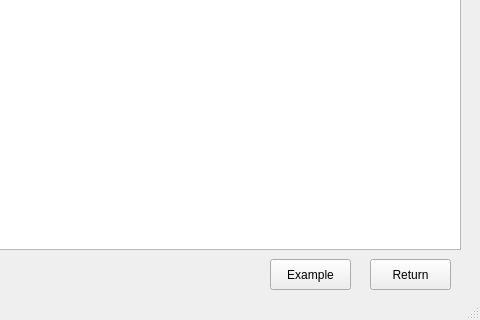
First picture: the form in pcwindow.ui, repository VishruthaGopa/Neureset, before the edit; both pictures show x 320 to 800 and y 280 to 600 of the 800 by 600 pixel window.
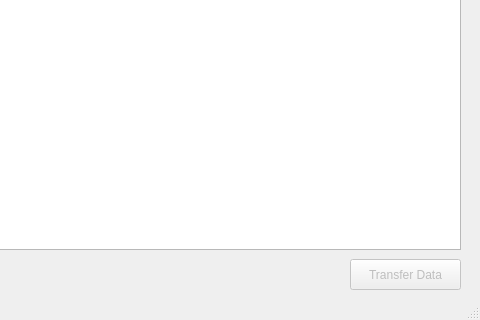
Second picture: the form after the edit.

Commit message: added transfer functionality

What changed in the file:
```diff
--- a/pcwindow.ui
+++ b/pcwindow.ui
@@ -27,19 +27,6 @@
      <string>NeureSet Connected</string>
     </property>
    </widget>
-   <widget class="QPushButton" name="returnButton">
-    <property name="geometry">
-     <rect>
-      <x>690</x>
-      <y>520</y>
-      <width>81</width>
-      <height>31</height>
-     </rect>
-    </property>
-    <property name="text">
-     <string>Return</string>
-    </property>
-   </widget>
    <widget class="QTableView" name="table">
     <property name="geometry">
      <rect>
@@ -50,17 +37,20 @@
      </rect>
     </property>
    </widget>
-   <widget class="QPushButton" name="exampleButton">
+   <widget class="QPushButton" name="transferButton">
+    <property name="enabled">
+     <bool>false</bool>
+    </property>
     <property name="geometry">
      <rect>
-      <x>590</x>
+      <x>670</x>
       <y>520</y>
-      <width>81</width>
+      <width>111</width>
       <height>31</height>
      </rect>
     </property>
     <property name="text">
-     <string>Example</string>
+     <string>Transfer Data</string>
     </property>
    </widget>
   </widget>
```
The commit also changes 9 other files.
